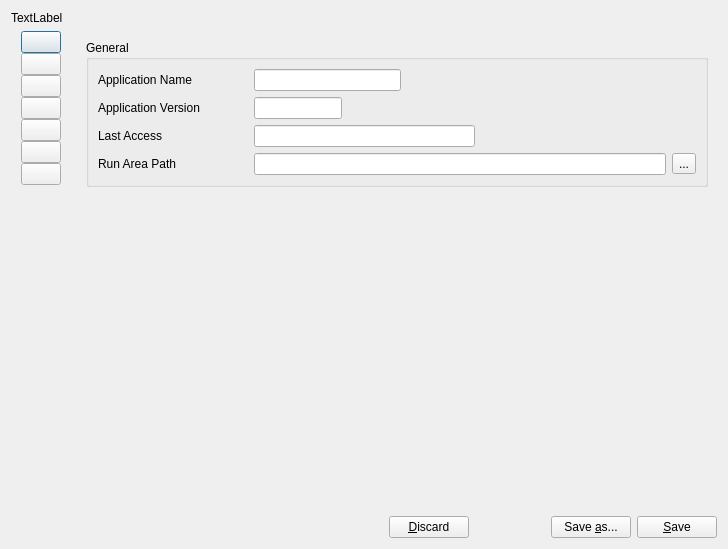
Before: the Qt Designer form qpfhmi/configtool.ui in aardalath/qpf, drawn with Qt 5.
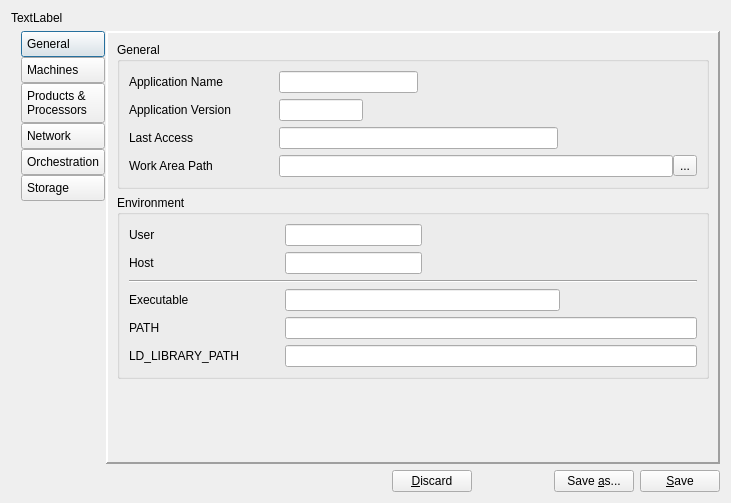
After: the same form once the commit is applied. The open tabs and pages were chosen to show the change. Icons and pictures are not drawn.

Commit message: Modifications in the Configuration Tool to show the entire/relevant configuration entries.  No edition yet.

The edit to the form file:
```diff
--- a/qpfhmi/configtool.ui
+++ b/qpfhmi/configtool.ui
@@ -6,8 +6,8 @@
    <rect>
     <x>0</x>
     <y>0</y>
-    <width>728</width>
-    <height>549</height>
+    <width>731</width>
+    <height>503</height>
    </rect>
   </property>
   <property name="windowTitle">
@@ -22,7 +22,10 @@
     </widget>
    </item>
    <item>
-    <layout class="QHBoxLayout" name="horizontalLayout" stretch="0,100">
+    <layout class="QHBoxLayout" name="horizontalLayout" stretch="0,0">
+     <property name="spacing">
+      <number>1</number>
+     </property>
      <item>
       <layout class="QVBoxLayout" name="verticalLayout_2">
        <property name="spacing">
@@ -32,12 +35,15 @@
         <number>10</number>
        </property>
        <property name="rightMargin">
-        <number>10</number>
+        <number>0</number>
        </property>
        <item>
         <widget class="QPushButton" name="tbtnGeneral">
+         <property name="styleSheet">
+          <string notr="true">QPushButton { text-align: left; padding: 5px; }</string>
+         </property>
          <property name="text">
-          <string/>
+          <string>General</string>
          </property>
          <property name="icon">
           <iconset resource="configtool.qrc">
@@ -52,6 +58,9 @@
          <property name="autoExclusive">
           <bool>true</bool>
          </property>
+         <property name="flat">
+          <bool>false</bool>
+         </property>
          <attribute name="buttonGroup">
           <string notr="true">btngrpSection</string>
          </attribute>
@@ -59,8 +68,11 @@
        </item>
        <item>
         <widget class="QPushButton" name="tbtnMachines">
+         <property name="styleSheet">
+          <string notr="true">QPushButton { text-align: left; padding: 5px; }</string>
+         </property>
          <property name="text">
-          <string/>
+          <string>Machines</string>
          </property>
          <property name="icon">
           <iconset resource="configtool.qrc">
@@ -80,10 +92,40 @@
          </attribute>
         </widget>
        </item>
+       <item>
+        <widget class="QPushButton" name="tbtnProdProc">
+         <property name="styleSheet">
+          <string notr="true">QPushButton { text-align: left; padding: 5px; }</string>
+         </property>
+         <property name="text">
+          <string>Products &amp;&amp;
+Processors</string>
+         </property>
+         <property name="icon">
+          <iconset resource="configtool.qrc">
+           <normaloff>:/img/img/processing.png</normaloff>:/img/img/processing.png</iconset>
+         </property>
+         <property name="iconSize">
+          <size>
+           <width>48</width>
+           <height>48</height>
+          </size>
+         </property>
+         <property name="autoExclusive">
+          <bool>true</bool>
+         </property>
+         <attribute name="buttonGroup">
+          <string notr="true">btngrpSection</string>
+         </attribute>
+        </widget>
+       </item>
        <item>
         <widget class="QPushButton" name="tbtnNetwork">
+         <property name="styleSheet">
+          <string notr="true">QPushButton { text-align: left; padding: 5px; }</string>
+         </property>
          <property name="text">
-          <string/>
+          <string>Network</string>
          </property>
          <property name="icon">
           <iconset resource="configtool.qrc">
@@ -103,56 +145,13 @@
          </attribute>
         </widget>
        </item>
-       <item>
-        <widget class="QPushButton" name="tbtnProducts">
-         <property name="text">
-          <string/>
-         </property>
-         <property name="icon">
-          <iconset resource="configtool.qrc">
-           <normaloff>:/img/img/products.png</normaloff>:/img/img/products.png</iconset>
-         </property>
-         <property name="iconSize">
-          <size>
-           <width>48</width>
-           <height>48</height>
-          </size>
-         </property>
-         <property name="autoExclusive">
-          <bool>true</bool>
-         </property>
-         <attribute name="buttonGroup">
-          <string notr="true">btngrpSection</string>
-         </attribute>
-        </widget>
-       </item>
-       <item>
-        <widget class="QPushButton" name="tbtnProcessing">
-         <property name="text">
-          <string/>
-         </property>
-         <property name="icon">
-          <iconset resource="configtool.qrc">
-           <normaloff>:/img/img/processing.png</normaloff>:/img/img/processing.png</iconset>
-         </property>
-         <property name="iconSize">
-          <size>
-           <width>48</width>
-           <height>48</height>
-          </size>
-         </property>
-         <property name="autoExclusive">
-          <bool>true</bool>
-         </property>
-         <attribute name="buttonGroup">
-          <string notr="true">btngrpSection</string>
-         </attribute>
-        </widget>
-       </item>
        <item>
         <widget class="QPushButton" name="tbtnOrchestration">
+         <property name="styleSheet">
+          <string notr="true">QPushButton { text-align: left; padding: 5px; }</string>
+         </property>
          <property name="text">
-          <string/>
+          <string>Orchestration</string>
          </property>
          <property name="icon">
           <iconset resource="configtool.qrc">
@@ -174,8 +173,11 @@
        </item>
        <item>
         <widget class="QPushButton" name="tbtnStorage">
+         <property name="styleSheet">
+          <string notr="true">QPushButton { text-align: left; padding: 5px; }</string>
+         </property>
          <property name="text">
-          <string/>
+          <string>Storage</string>
          </property>
          <property name="icon">
           <iconset resource="configtool.qrc">
@@ -211,7 +213,16 @@
       </layout>
      </item>
      <item>
-      <widget class="QStackedWidget" name="stckSection">
+      <widget class="QStackedWidget" name="gpboxProc">
+       <property name="frameShape">
+        <enum>QFrame::Panel</enum>
+       </property>
+       <property name="frameShadow">
+        <enum>QFrame::Raised</enum>
+       </property>
+       <property name="lineWidth">
+        <number>2</number>
+       </property>
        <property name="currentIndex">
         <number>1</number>
        </property>
@@ -224,7 +235,10 @@
            </property>
            <layout class="QVBoxLayout" name="verticalLayout_4">
             <item>
-             <layout class="QHBoxLayout" name="horizontalLayout_3" stretch="1,1,2">
+             <layout class="QHBoxLayout" name="horizontalLayout_3" stretch="10,10,20">
+              <property name="spacing">
+               <number>0</number>
+              </property>
               <item>
                <widget class="QLabel" name="applicationNameLabel">
                 <property name="minimumSize">
@@ -257,7 +271,10 @@
              </layout>
             </item>
             <item>
-             <layout class="QHBoxLayout" name="horizontalLayout_4" stretch="1,1,4">
+             <layout class="QHBoxLayout" name="horizontalLayout_4" stretch="10,6,24">
+              <property name="spacing">
+               <number>0</number>
+              </property>
               <item>
                <widget class="QLabel" name="applicationVersionLabel">
                 <property name="minimumSize">
@@ -290,7 +307,10 @@
              </layout>
             </item>
             <item>
-             <layout class="QHBoxLayout" name="horizontalLayout_5">
+             <layout class="QHBoxLayout" name="horizontalLayout_5" stretch="10,20,10">
+              <property name="spacing">
+               <number>0</number>
+              </property>
               <item>
                <widget class="QLabel" name="lastAccessLabel">
                 <property name="minimumSize">
@@ -323,7 +343,10 @@
              </layout>
             </item>
             <item>
-             <layout class="QHBoxLayout" name="horizontalLayout_6">
+             <layout class="QHBoxLayout" name="horizontalLayout_6" stretch="10,28,5">
+              <property name="spacing">
+               <number>0</number>
+              </property>
               <item>
                <widget class="QLabel" name="runAreaPathLabel">
                 <property name="minimumSize">
@@ -333,7 +356,7 @@
                  </size>
                 </property>
                 <property name="text">
-                 <string>Run Area Path</string>
+                 <string>Work Area Path</string>
                 </property>
                </widget>
               </item>
@@ -352,6 +375,187 @@
            </layout>
           </widget>
          </item>
+         <item>
+          <widget class="QGroupBox" name="groupBox_10">
+           <property name="title">
+            <string>Environment</string>
+           </property>
+           <layout class="QVBoxLayout" name="verticalLayout_29">
+            <item>
+             <layout class="QHBoxLayout" name="horizontalLayout_33" stretch="10,10,20">
+              <item>
+               <widget class="QLabel" name="lblUser">
+                <property name="minimumSize">
+                 <size>
+                  <width>150</width>
+                  <height>0</height>
+                 </size>
+                </property>
+                <property name="text">
+                 <string>User</string>
+                </property>
+               </widget>
+              </item>
+              <item>
+               <widget class="QLineEdit" name="edUser"/>
+              </item>
+              <item>
+               <spacer name="horizontalSpacer_14">
+                <property name="orientation">
+                 <enum>Qt::Horizontal</enum>
+                </property>
+                <property name="sizeHint" stdset="0">
+                 <size>
+                  <width>40</width>
+                  <height>20</height>
+                 </size>
+                </property>
+               </spacer>
+              </item>
+             </layout>
+            </item>
+            <item>
+             <layout class="QHBoxLayout" name="horizontalLayout_34" stretch="10,10,20">
+              <item>
+               <widget class="QLabel" name="lblHost">
+                <property name="minimumSize">
+                 <size>
+                  <width>150</width>
+                  <height>0</height>
+                 </size>
+                </property>
+                <property name="text">
+                 <string>Host</string>
+                </property>
+               </widget>
+              </item>
+              <item>
+               <widget class="QLineEdit" name="edHost"/>
+              </item>
+              <item>
+               <spacer name="horizontalSpacer_15">
+                <property name="orientation">
+                 <enum>Qt::Horizontal</enum>
+                </property>
+                <property name="sizeHint" stdset="0">
+                 <size>
+                  <width>40</width>
+                  <height>20</height>
+                 </size>
+                </property>
+               </spacer>
+              </item>
+             </layout>
+            </item>
+            <item>
+             <widget class="Line" name="line">
+              <property name="orientation">
+               <enum>Qt::Horizontal</enum>
+              </property>
+             </widget>
+            </item>
+            <item>
+             <layout class="QHBoxLayout" name="horizontalLayout_36" stretch="10,20,10">
+              <item>
+               <widget class="QLabel" name="lblExec">
+                <property name="minimumSize">
+                 <size>
+                  <width>150</width>
+                  <height>0</height>
+                 </size>
+                </property>
+                <property name="text">
+                 <string>Executable</string>
+                </property>
+               </widget>
+              </item>
+              <item>
+               <widget class="QLineEdit" name="edExec"/>
+              </item>
+              <item>
+               <spacer name="horizontalSpacer_17">
+                <property name="orientation">
+                 <enum>Qt::Horizontal</enum>
+                </property>
+                <property name="sizeHint" stdset="0">
+                 <size>
+                  <width>40</width>
+                  <height>20</height>
+                 </size>
+                </property>
+               </spacer>
+              </item>
+             </layout>
+            </item>
+            <item>
+             <layout class="QHBoxLayout" name="horizontalLayout_37" stretch="1000,2999,1">
+              <item>
+               <widget class="QLabel" name="lblPATH">
+                <property name="minimumSize">
+                 <size>
+                  <width>150</width>
+                  <height>0</height>
+                 </size>
+                </property>
+                <property name="text">
+                 <string>PATH</string>
+                </property>
+               </widget>
+              </item>
+              <item>
+               <widget class="QLineEdit" name="edPATH"/>
+              </item>
+              <item>
+               <spacer name="horizontalSpacer_18">
+                <property name="orientation">
+                 <enum>Qt::Horizontal</enum>
+                </property>
+                <property name="sizeHint" stdset="0">
+                 <size>
+                  <width>40</width>
+                  <height>20</height>
+                 </size>
+                </property>
+               </spacer>
+              </item>
+             </layout>
+            </item>
+            <item>
+             <layout class="QHBoxLayout" name="horizontalLayout_38" stretch="1000,2999,1">
+              <item>
+               <widget class="QLabel" name="lblLDPATH">
+                <property name="minimumSize">
+                 <size>
+                  <width>150</width>
+                  <height>0</height>
+                 </size>
+                </property>
+                <property name="text">
+                 <string>LD_LIBRARY_PATH</string>
+                </property>
+               </widget>
+              </item>
+              <item>
+               <widget class="QLineEdit" name="edLDPATH"/>
+              </item>
+              <item>
+               <spacer name="horizontalSpacer_19">
+                <property name="orientation">
+                 <enum>Qt::Horizontal</enum>
+                </property>
+                <property name="sizeHint" stdset="0">
+                 <size>
+                  <width>40</width>
+                  <height>20</height>
+                 </size>
+                </property>
+               </spacer>
+              </item>
+             </layout>
+            </item>
+           </layout>
+          </widget>
+         </item>
          <item>
           <spacer name="verticalSpacer_2">
            <property name="orientation">
```
Left out of the diff: 823 changed lines with no effect on the pictures. The commit also changes 2 other files.
